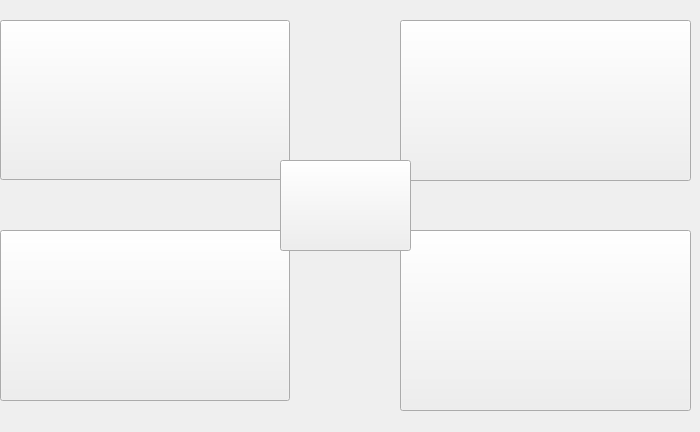
This is realProgect/dailymsy.ui in Arthur381/QTproject as Qt 5 draws it before an edit. The edited form follows.
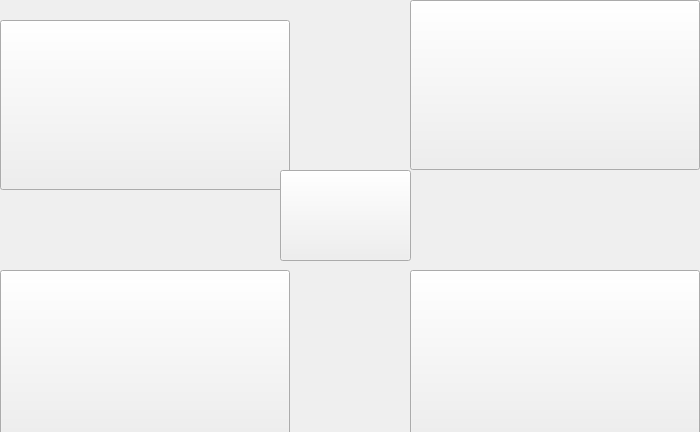
This is the edited form.

The edit to the form file:
```diff
--- a/realProgect/dailymsy.ui
+++ b/realProgect/dailymsy.ui
@@ -31,7 +31,7 @@
      <x>0</x>
      <y>20</y>
      <width>290</width>
-     <height>160</height>
+     <height>170</height>
     </rect>
    </property>
    <property name="text">
@@ -41,10 +41,10 @@
   <widget class="QPushButton" name="iAnde">
    <property name="geometry">
     <rect>
-     <x>400</x>
-     <y>20</y>
-     <width>291</width>
-     <height>161</height>
+     <x>410</x>
+     <y>0</y>
+     <width>290</width>
+     <height>170</height>
     </rect>
    </property>
    <property name="text">
@@ -55,9 +55,9 @@
    <property name="geometry">
     <rect>
      <x>0</x>
-     <y>230</y>
+     <y>270</y>
      <width>290</width>
-     <height>171</height>
+     <height>170</height>
     </rect>
    </property>
    <property name="text">
@@ -67,10 +67,10 @@
   <widget class="QPushButton" name="eNoti">
    <property name="geometry">
     <rect>
-     <x>400</x>
-     <y>230</y>
-     <width>291</width>
-     <height>181</height>
+     <x>410</x>
+     <y>270</y>
+     <width>290</width>
+     <height>170</height>
     </rect>
    </property>
    <property name="text">
@@ -81,7 +81,7 @@
    <property name="geometry">
     <rect>
      <x>280</x>
-     <y>160</y>
+     <y>170</y>
      <width>131</width>
      <height>91</height>
     </rect>
```
